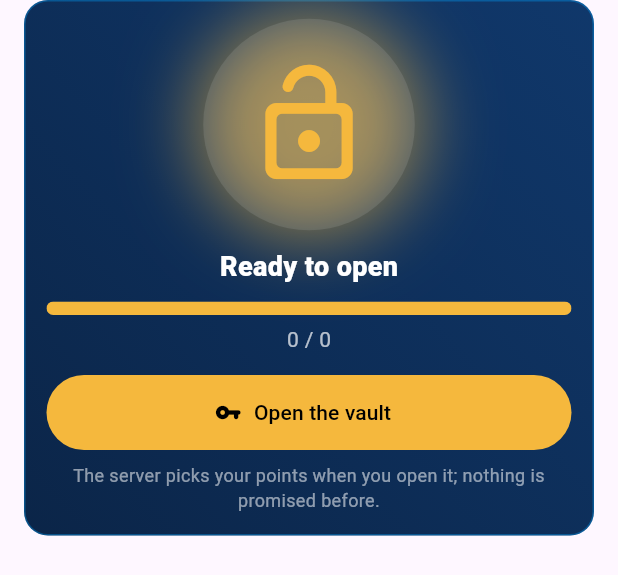
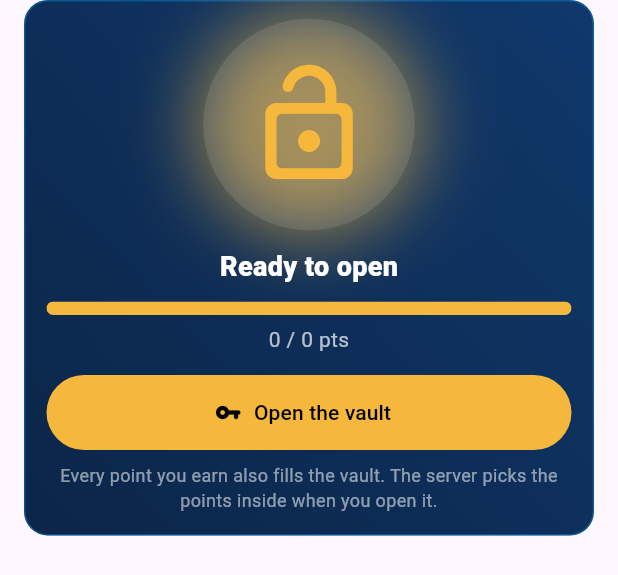
Before and after one commit to ahmedtepry/my_hato, a Flutter app: the _Vault widget shown alone on an empty page, opened directly with empty values, on a phone screen of 412 x 824 dp. Shown: the top 575 px of the screen. Run offline on Flutter 3.47's test engine with Material 3 defaults, Android fonts, the phone set to English and light mode, and no system bars; our stand-ins replace cached_network_image, file_picker, flutter_local_notifications, flutter_riverpod, go_router, google_fonts and 7 more; missing offline and left inert: excel, mobile_scanner; accounts and stored records are empty.

Commit message:
Loyalty: one number — points also fill the vault, no separate charge
Co-Authored-By: Claude Sonnet 5.5 <noreply@anthropic.com>
Claude-Session: https://claude.ai/code/session_01CzVHX4xsYvH6rbED7nBcTQ

```diff
--- a/app/lib/features/loyalty/loyalty_screen.dart
+++ b/app/lib/features/loyalty/loyalty_screen.dart
@@ -103,7 +103,7 @@ class _LoyaltyScreenState extends ConsumerState<LoyaltyScreen> {
   Future<void> _claim(Map<String, dynamic> m) => _run(() async {
         final r = Map<String, dynamic>.from(await ref.read(supabaseProvider).rpc('loyalty_claim', params: {'p_mission': m['key']}) as Map);
         HapticFeedback.mediumImpact();
-        if (mounted) await _showPop(context, '+${r['points']} ${_t(context, 'نقطة', 'points')}', _t(context, 'والخزنة اتشحنت +${r['vault']} 🔋', 'and the vault charged +${r['vault']} 🔋'));
+        if (mounted) await _showPop(context, '+${r['points']} ${_t(context, 'نقطة', 'points')}', _t(context, 'اتضافت لرصيدك وقرّبتك من الخزنة 🔓', 'added to your balance, closer to the vault 🔓'));
       });
 
   Future<void> _openVault() => _run(() async {
@@ -262,7 +262,7 @@ class _Missions extends StatelessWidget {
                 Text(context.pick(m, 'title'), style: const TextStyle(color: Colors.white, fontWeight: FontWeight.w800)),
                 Text(context.pick(m, 'desc'), style: const TextStyle(color: Colors.white60, fontSize: 12)),
                 const SizedBox(height: 4),
-                Text('+${m['points']} ${_t(context, 'نقطة', 'pts')}  •  +${m['vault']} ${_t(context, 'شحن', 'charge')}',
+                Text('+${m['points']} ${_t(context, 'نقطة', 'pts')}',
                     style: const TextStyle(color: _gold, fontSize: 12, fontWeight: FontWeight.w700)),
               ]),
             ),
@@ -277,7 +277,7 @@ class _Missions extends StatelessWidget {
         ),
       Padding(
         padding: const EdgeInsets.symmetric(horizontal: 20),
-        child: Text(_t(context, 'طلباتك المستلمة وتقييماتك المنشورة بتضيف نقاط وشحن لوحدها.', 'Delivered orders and published reviews add points and charge automatically.'),
+        child: Text(_t(context, 'طلباتك المستلمة وتقييماتك المنشورة بتضيف نقاط لوحدها.', 'Delivered orders and published reviews add points automatically.'),
             style: const TextStyle(color: Colors.white54, fontSize: 12)),
       ),
     ]);
@@ -299,7 +299,7 @@ class _Vault extends StatelessWidget {
             ? _t(context, 'مقفولة', 'Locked')
             : p >= req * 0.75
                 ? _t(context, 'قربت تجهز', 'Almost ready')
-                : _t(context, 'بتتشحن', 'Charging');
+                : _t(context, 'بتتملي', 'Filling up');
     return ListView(padding: const EdgeInsets.only(bottom: 24), children: [
       _panel(
         child: Column(children: [
@@ -309,7 +309,7 @@ class _Vault extends StatelessWidget {
           const SizedBox(height: 10),
           _Bar(p / req, color: ready ? _gold : BrandColors.electric),
           const SizedBox(height: 6),
-          Text('${p.clamp(0, req)} / $req', style: const TextStyle(color: Colors.white70)),
+          Text('${p.clamp(0, req)} / $req ${_t(context, 'نقطة', 'pts')}', style: const TextStyle(color: Colors.white70)),
           const SizedBox(height: 14),
           SizedBox(
             width: double.infinity,
@@ -317,11 +317,11 @@ class _Vault extends StatelessWidget {
               style: FilledButton.styleFrom(backgroundColor: ready ? _gold : null, foregroundColor: ready ? Colors.black : null, minimumSize: const Size.fromHeight(50)),
               onPressed: ready && !busy ? onOpen : null,
               icon: busy ? const SizedBox(width: 18, height: 18, child: CircularProgressIndicator(strokeWidth: 2)) : const Icon(Icons.vpn_key_rounded),
-              label: Text(ready ? _t(context, 'افتح الخزنة', 'Open the vault') : _t(context, 'كمّل المهام عشان تشحنها', 'Finish missions to charge it')),
+              label: Text(ready ? _t(context, 'افتح الخزنة', 'Open the vault') : _t(context, 'اجمع نقاط عشان تفتحها', 'Earn points to open it')),
             ),
           ),
           const SizedBox(height: 8),
-          Text(_t(context, 'عدد النقاط بيتحدد من السيرفر لحظة الفتح، ومفيش حاجة مضمونة قبلها.', 'The server picks your points when you open it; nothing is promised before.'),
+          Text(_t(context, 'كل نقطة بتكسبها بتملّي الخزنة كمان. وعدد النقاط اللي جواها بيتحدد من السيرفر لحظة الفتح.', 'Every point you earn also fills the vault. The server picks the points inside when you open it.'),
               textAlign: TextAlign.center, style: const TextStyle(color: Colors.white54, fontSize: 12)),
         ]),
       ),
```
Also changed, not shown: 1 other file.
